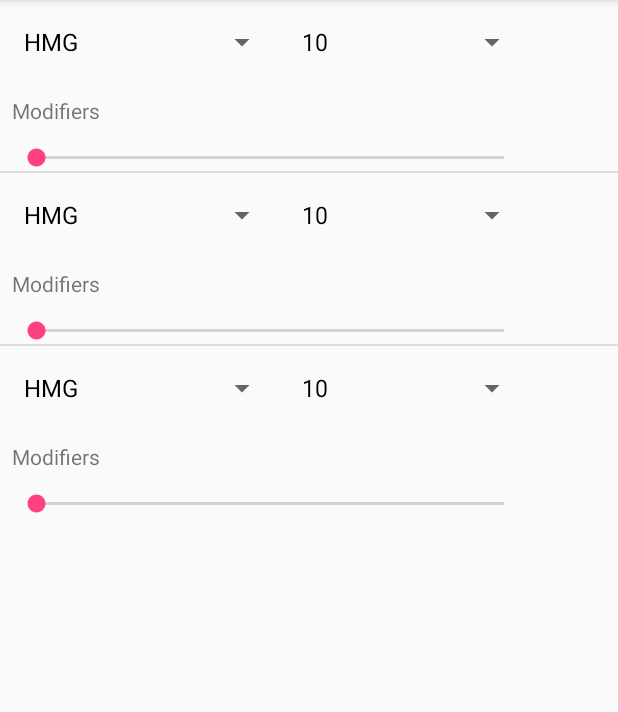
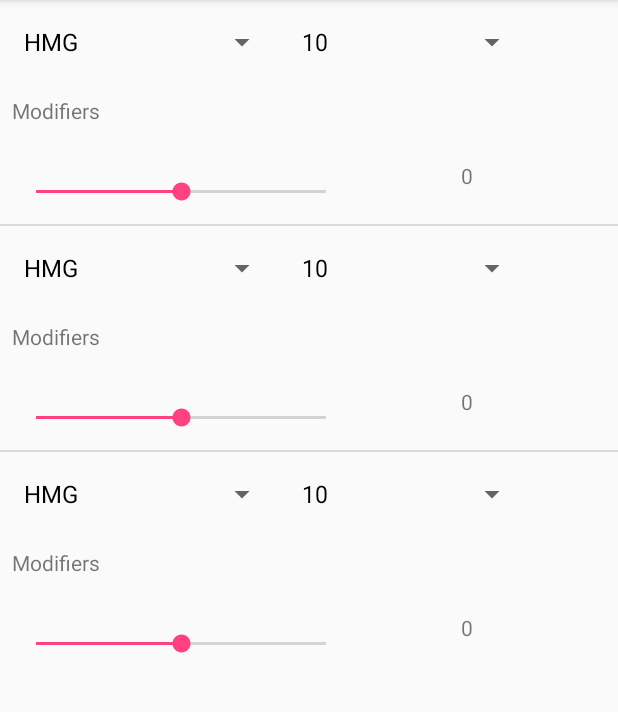
Before and after one commit to JPRbrs/infinityShootout, an Android app: the screen it shows after launch (MainActivity), on a phone screen of 412 x 824 dp, the part 84-796 px from its top. Run offline under Robolectric (Android 15) with nearby library versions, the phone set to English and light mode, and no system bars.

```diff
--- a/app/src/main/res/layout/rowlayout.xml
+++ b/app/src/main/res/layout/rowlayout.xml
@@ -46,18 +46,30 @@
         app:layout_constraintTop_toBottomOf="@+id/weapons_spinner" />
 
     <SeekBar
-        android:id="@+id/modifiersSB"
-        android:layout_width="344dp"
-        android:layout_height="wrap_content"
-        android:layout_marginTop="14dp"
+        android:id="@+id/modifiersBS"
+        android:layout_width="225dp"
+        android:layout_height="42dp"
+        android:layout_marginTop="25dp"
         app:layout_constraintTop_toBottomOf="@+id/modifiersTV"
-        android:layout_marginLeft="8dp"
-        app:layout_constraintLeft_toLeftOf="parent"
-        android:layout_marginRight="8dp"
-        app:layout_constraintRight_toRightOf="parent"
         android:layout_marginStart="8dp"
         android:layout_marginEnd="8dp"
-        app:layout_constraintHorizontal_bias="0.0" />
+        android:max="8"
+        android:contentDescription="@string/extra_modifiers"
+        android:progress="4"
+        app:layout_constraintLeft_toLeftOf="parent" />
+
+    <TextView
+        android:id="@+id/totalMod"
+        android:layout_width="wrap_content"
+        android:layout_height="40dp"
+        android:layout_marginLeft="8dp"
+        android:layout_marginRight="8dp"
+        android:text="@string/totalModTV"
+        app:layout_constraintLeft_toRightOf="@+id/modifiersBS"
+        app:layout_constraintRight_toRightOf="parent"
+        app:layout_constraintHorizontal_bias="0.641"
+        android:layout_marginTop="25dp"
+        app:layout_constraintTop_toBottomOf="@+id/modifiersTV" />
 
 
 </android.support.constraint.ConstraintLayout>
--- a/app/src/main/res/values/strings.xml
+++ b/app/src/main/res/values/strings.xml
@@ -5,4 +5,6 @@
     <string name="hello_blank_fragment">Hello blank fragment</string>
     <string name="modifiersTV_text">Modifiers</string>
     <string name="modifiers">Modifiers</string>
+    <string name="extra_modifiers">Extra modifiers</string>
+    <string name="totalModTV">0</string>
 </resources>
```
Also changed, not shown: app/src/main/java/infinityshootout/screamstudios/com/infinityshootout/MainActivity.java (+30 -9 lines).
